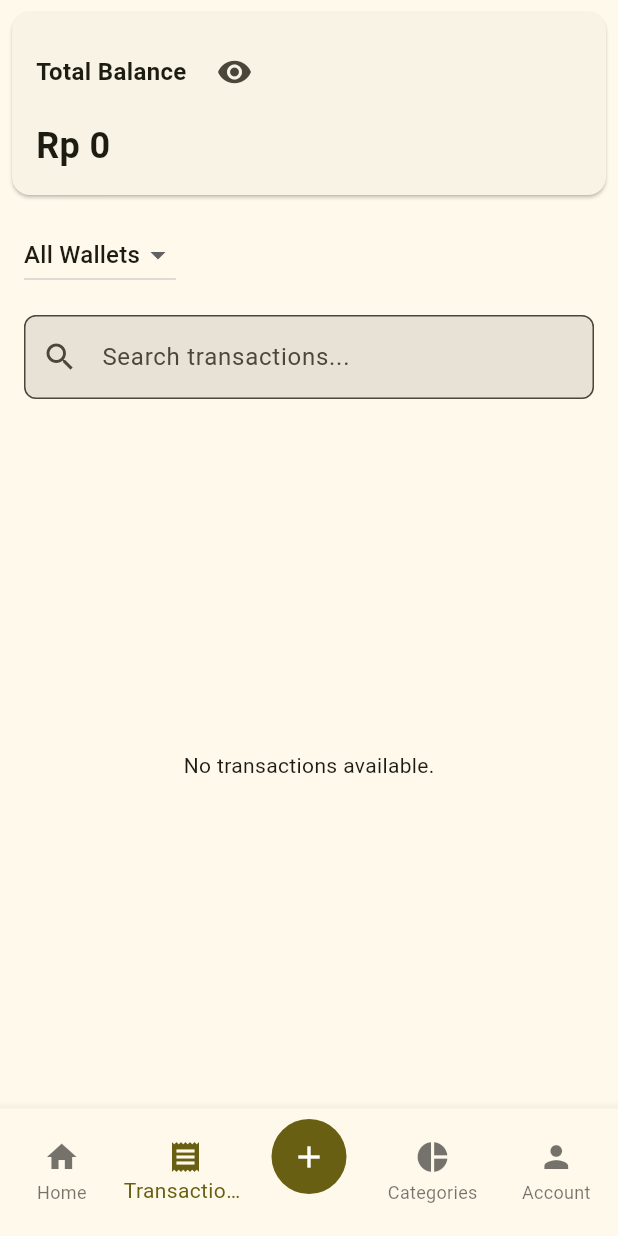
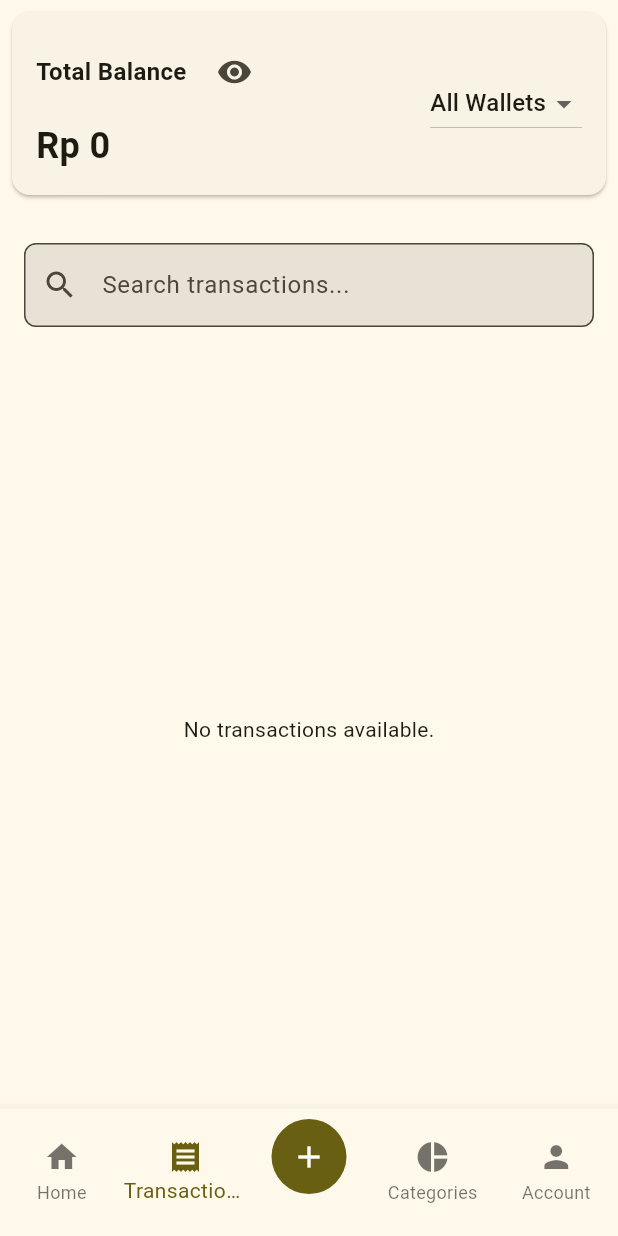
Before and after one commit to ridhoarmand/smartmoney, a Flutter app: the TransactionScreen screen opened by its route, on a phone screen of 412 x 824 dp. Run offline on Flutter 3.47's test engine with Material 3 defaults, Android fonts, the light colour scheme and no system bars; our stand-ins replace cloud_firestore, firebase_auth, firebase_core, firebase_storage, flex_color_scheme, flutter_riverpod and 4 more; missing offline and left inert: flutter_iconpicker; accounts and stored records are empty; generated files the repository leaves out were written again; network calls fail.

Commit message:
Fix error signup, dan list [] jika belum ada collection transaction

```diff
--- a/lib/features/account/views/widgets/listtile_edit_profile.dart
+++ b/lib/features/account/views/widgets/listtile_edit_profile.dart
@@ -60,7 +60,7 @@ class ListTileEditProfil extends ConsumerWidget {
   Future<void> _handleEditPress(
       BuildContext context, WidgetRef ref, user) async {
     try {
-      final result = await context.push('/edit-profile', extra: user);
+      final result = await context.push('/profile', extra: user);
 
       if (result == true) {
         if (context.mounted) {
--- a/lib/features/auth/repositories/auth_repository.dart
+++ b/lib/features/auth/repositories/auth_repository.dart
@@ -12,7 +12,7 @@ class AuthRepository {
   bool get isSignedIn => _authService.isSignedIn;
 
   Future<UserCredential?> signUp(String email, String password) {
-    return _authService.signInWithEmail(email, password);
+    return _authService.signUpWithEmail(email, password);
   }
 
   Future<UserCredential?> signIn(String email, String password) {
--- a/lib/features/transaction/service_providers/transaction_service_providers.dart
+++ b/lib/features/transaction/service_providers/transaction_service_providers.dart
@@ -15,10 +15,21 @@ final transactionStreamProvider =
       .orderBy('date', descending: true)
       .snapshots()
       .asyncMap((snapshot) async {
+    // Jika tidak ada dokumen, kembalikan list kosong
+    if (snapshot.docs.isEmpty) {
+      return <UserTransaction>[];
+    }
+
+    try {
       final transactions = snapshot.docs.map((doc) {
         final data = doc.data();
         return UserTransaction.fromFirestore(data, doc.id);
       }).toList();
+
+      // Jika tidak ada transaksi, kembalikan list kosong
+      if (transactions.isEmpty) {
+        return <UserTransaction>[];
+      }
 
       // Ambil wallet dan kategori secara paralel
       final walletIds = transactions.map((e) => e.walletId).toSet();
@@ -67,6 +78,10 @@ final transactionStreamProvider =
           imagePath: transaction.imagePath,
         );
       }).toList();
+    } catch (e) {
+      // Tangani kesalahan dengan mengembalikan list kosong
+      return <UserTransaction>[];
+    }
   });
 });
 
--- a/lib/features/transaction/views/transaction_screen.dart
+++ b/lib/features/transaction/views/transaction_screen.dart
@@ -78,7 +78,9 @@ class _TransactionScreenState extends ConsumerState<TransactionScreen> {
               margin: const EdgeInsets.all(8),
               child: Padding(
                 padding: const EdgeInsets.all(16),
-                child: Column(
+                child: Row(
+                  children: [
+                    Column(
                       crossAxisAlignment: CrossAxisAlignment.start,
                       children: [
                         Row(
@@ -111,13 +113,19 @@ class _TransactionScreenState extends ConsumerState<TransactionScreen> {
                                   locale: 'id_ID',
                                   symbol: 'Rp ',
                                   decimalDigits:
-                                  totalBalance == totalBalance.toInt() ? 0 : 2,
+                                      totalBalance == totalBalance.toInt()
+                                          ? 0
+                                          : 2,
                                 ).format(totalBalance),
                           style: const TextStyle(
                             fontSize: 24,
                             fontWeight: FontWeight.bold,
                           ),
                         ),
+                      ],
+                    ),
+                    const Spacer(),
+                    _buildWalletDropdown(uid),
                   ],
                 ),
               ),
@@ -137,11 +145,7 @@ class _TransactionScreenState extends ConsumerState<TransactionScreen> {
           loading: () => const CircularProgressIndicator(),
           error: (error, stack) => Text('Error: $error'),
           data: (wallets) {
-            return Padding(
-              padding: const EdgeInsets.symmetric(horizontal: 16.0),
-              child: Align(
-                alignment: Alignment.centerLeft,
-                child: DropdownButton<String>(
+            return DropdownButton<String>(
               isExpanded: false,
               value: ref.watch(selectedWalletProvider),
               items: [
@@ -159,8 +163,6 @@ class _TransactionScreenState extends ConsumerState<TransactionScreen> {
                   ref.read(selectedWalletProvider.notifier).state = value;
                 }
               },
-                ),
-              ),
             );
           },
         );
@@ -178,7 +180,6 @@ class _TransactionScreenState extends ConsumerState<TransactionScreen> {
         children: [
           _buildWalletBalance(uid),
           const SizedBox(height: 8),
-          _buildWalletDropdown(uid),
           Padding(
             padding: const EdgeInsets.all(16.0),
             child: TextField(
```
Lines whose indentation alone changed are shown as unchanged.
